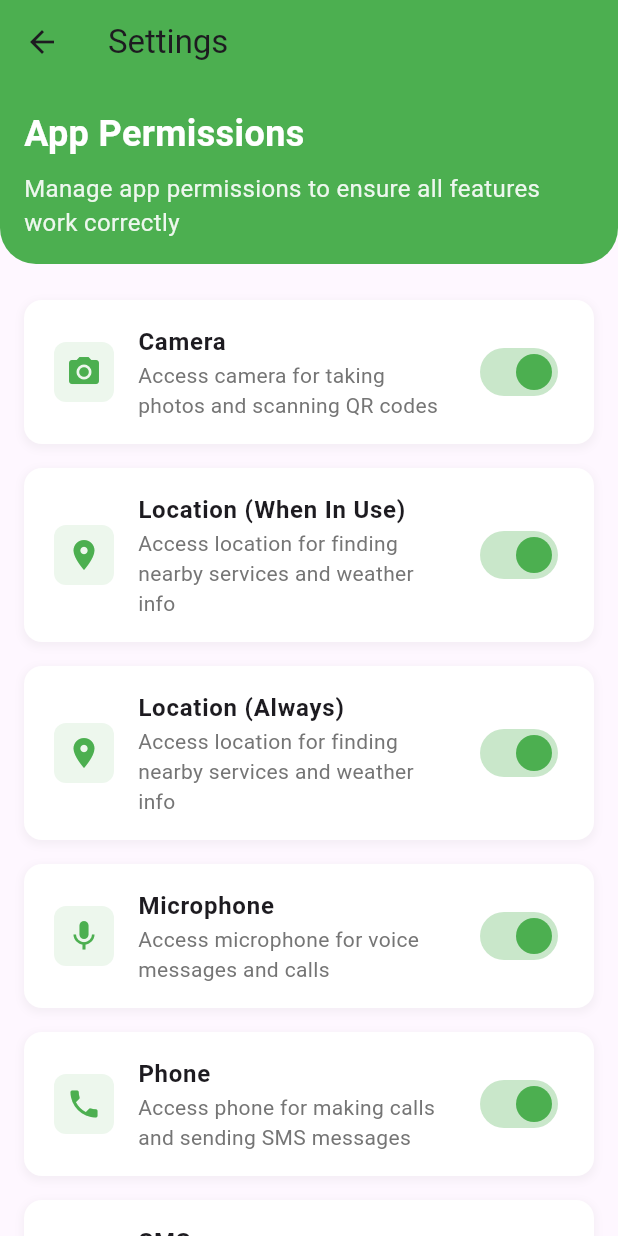
After one commit to ceesiyman/kilimolink, a Flutter app: the SettingsScreen screen opened directly, on a phone screen of 412 x 824 dp. The commit adds this screen. Run offline on Flutter 3.47's test engine with Material 3 defaults, Android fonts, the phone set to English and light mode, and no system bars; our stand-ins replace dio, flutter_dotenv, geolocator, image_picker, permission_handler, shared_preferences; accounts and stored records are empty; network calls fail.

Commit message:
feat(settings): create initial settings screen with permission management
- Create new SettingsScreen widget
- Implement basic UI structure with green theme
- Add permission status tracking
- Create helper methods for permission management
- Add loading state and refresh capability

```diff
--- a/lib/screens/profile_screen.dart
+++ b/lib/screens/profile_screen.dart
@@ -15,6 +15,7 @@ import 'my_role_screen.dart';
 import 'login_screen.dart'; // Import LoginScreen
 import 'orders_screen.dart'; // Add import for OrdersScreen
 import 'my_consultations_screen.dart';
+import 'settings_screen.dart';
 
 class ProfileScreen extends StatefulWidget {
   @override
@@ -81,7 +82,7 @@ class _ProfileScreenState extends State<ProfileScreen> {
     final isLoggedIn = await _authStorage.isLoggedIn();
     if (isLoggedIn && mounted) {
       setState(() {
-        userFuture = useRealApi ? apiService.fetchUserFromApi() : apiService.fetchUser();
+    userFuture = useRealApi ? apiService.fetchUserFromApi() : apiService.fetchUser();
       });
     }
   }
@@ -118,8 +119,8 @@ class _ProfileScreenState extends State<ProfileScreen> {
 
   void _logout() async {
     try {
-      final success = useRealApi ? await apiService.logoutFromApi() : await apiService.logout();
-      if (success) {
+    final success = useRealApi ? await apiService.logoutFromApi() : await apiService.logout();
+    if (success) {
         // Clear any local data and navigate to login screen
         await _authStorage.clearAuthData();
         Navigator.pushAndRemoveUntil(
@@ -340,6 +341,18 @@ class _ProfileScreenState extends State<ProfileScreen> {
                     },
                   ),
                   _buildProfileOption(
+                    icon: Icons.settings,
+                    label: 'Settings',
+                    onTap: () {
+                      Navigator.push(
+                        context,
+                        MaterialPageRoute(
+                          builder: (context) => SettingsScreen(),
+                        ),
+                      );
+                    },
+                  ),
+                  _buildProfileOption(
                     icon: Icons.logout,
                     label: 'Log Out',
                     onTap: _logout,
--- /dev/null
+++ b/lib/screens/settings_screen.dart
@@ -0,0 +1,275 @@
+import 'package:flutter/material.dart';
+import 'package:permission_handler/permission_handler.dart';
+
+class SettingsScreen extends StatefulWidget {
+  @override
+  _SettingsScreenState createState() => _SettingsScreenState();
+}
+
+class _SettingsScreenState extends State<SettingsScreen> {
+  Map<Permission, PermissionStatus> _permissionStatuses = {};
+  bool _isLoading = true;
+
+  @override
+  void initState() {
+    super.initState();
+    _loadPermissions();
+  }
+
+  Future<void> _loadPermissions() async {
+    final permissions = [
+      Permission.camera,
+      Permission.locationWhenInUse,
+      Permission.locationAlways,
+      Permission.microphone,
+      Permission.phone,
+      Permission.sms,
+      Permission.notification,
+    ];
+
+    final statuses = await Future.wait(
+      permissions.map((permission) => permission.status),
+    );
+
+    if (mounted) {
+      setState(() {
+        _permissionStatuses = Map.fromIterables(permissions, statuses);
+        _isLoading = false;
+      });
+    }
+  }
+
+  Future<void> _handlePermissionChange(Permission permission, bool value) async {
+    try {
+      PermissionStatus status;
+
+      if (value) {
+        if (permission == Permission.locationAlways) {
+          // For background location, we need to request when-in-use first
+          final whenInUse = await Permission.locationWhenInUse.request();
+          if (whenInUse.isGranted) {
+            status = await permission.request();
+          } else {
+            status = whenInUse;
+          }
+        } else {
+          status = await permission.request();
+        }
+      } else {
+        // For turning off, direct users to settings
+        await openAppSettings();
+        return;
+      }
+
+      if (mounted) {
+        setState(() {
+          _permissionStatuses[permission] = status;
+        });
+
+        String message;
+        if (status.isGranted) {
+          message = '${_getPermissionTitle(permission)} enabled';
+        } else if (status.isPermanentlyDenied) {
+          message = 'Please enable ${_getPermissionTitle(permission)} in settings';
+          await openAppSettings();
+        } else {
+          message = '${_getPermissionTitle(permission)} disabled';
+        }
+
+        ScaffoldMessenger.of(context).showSnackBar(
+          SnackBar(
+            content: Text(message),
+            backgroundColor: status.isGranted ? Colors.green : Colors.orange,
+            action: status.isPermanentlyDenied ? SnackBarAction(
+              label: 'SETTINGS',
+              textColor: Colors.white,
+              onPressed: () => openAppSettings(),
+            ) : null,
+          ),
+        );
+      }
+    } catch (e) {
+      if (mounted) {
+        ScaffoldMessenger.of(context).showSnackBar(
+          SnackBar(
+            content: Text('Error managing permission: $e'),
+            backgroundColor: Colors.red,
+          ),
+        );
+      }
+    }
+  }
+
+  String _getPermissionTitle(Permission permission) {
+    switch (permission) {
+      case Permission.camera:
+        return 'Camera';
+      case Permission.locationWhenInUse:
+        return 'Location (When In Use)';
+      case Permission.locationAlways:
+        return 'Location (Always)';
+      case Permission.microphone:
+        return 'Microphone';
+      case Permission.phone:
+        return 'Phone';
+      case Permission.sms:
+        return 'SMS';
+      case Permission.notification:
+        return 'Notifications';
+      default:
+        return permission.toString();
+    }
+  }
+
+  String _getPermissionDescription(Permission permission) {
+    switch (permission) {
+      case Permission.camera:
+        return 'Access camera for taking photos and scanning QR codes';
+      case Permission.locationWhenInUse:
+        return 'Access location for finding nearby services and weather info';
+      case Permission.locationAlways:
+        return 'Access location for finding nearby services and weather info';
+      case Permission.microphone:
+        return 'Access microphone for voice messages and calls';
+      case Permission.phone:
+        return 'Access phone for making calls and sending SMS messages';
+      case Permission.sms:
+        return 'Access SMS for sending and receiving messages';
+      case Permission.notification:
+        return 'Send notifications for updates and messages';
+      default:
+        return 'Access required for app functionality';
+    }
+  }
+
+  Icon _getPermissionIcon(Permission permission) {
+    switch (permission) {
+      case Permission.camera:
+        return Icon(Icons.camera_alt, color: Colors.green);
+      case Permission.locationWhenInUse:
+        return Icon(Icons.location_on, color: Colors.green);
+      case Permission.locationAlways:
+        return Icon(Icons.location_on, color: Colors.green);
+      case Permission.microphone:
+        return Icon(Icons.mic, color: Colors.green);
+      case Permission.phone:
+        return Icon(Icons.phone, color: Colors.green);
+      case Permission.sms:
+        return Icon(Icons.sms, color: Colors.green);
+      case Permission.notification:
+        return Icon(Icons.notifications, color: Colors.green);
+      default:
+        return Icon(Icons.settings, color: Colors.green);
+    }
+  }
+
+  Widget _buildPermissionTile(Permission permission) {
+    final status = _permissionStatuses[permission];
+    final isGranted = status?.isGranted ?? false;
+
+    return Container(
+      margin: EdgeInsets.symmetric(vertical: 8, horizontal: 16),
+      decoration: BoxDecoration(
+        color: Colors.white,
+        borderRadius: BorderRadius.circular(12),
+        boxShadow: [
+          BoxShadow(
+            color: Colors.grey.withOpacity(0.1),
+            spreadRadius: 1,
+            blurRadius: 4,
+            offset: Offset(0, 2),
+          ),
+        ],
+      ),
+      child: ListTile(
+        contentPadding: EdgeInsets.symmetric(horizontal: 20, vertical: 8),
+        leading: Container(
+          padding: EdgeInsets.all(8),
+          decoration: BoxDecoration(
+            color: Colors.green.withOpacity(0.1),
+            borderRadius: BorderRadius.circular(8),
+          ),
+          child: _getPermissionIcon(permission),
+        ),
+        title: Text(
+          _getPermissionTitle(permission),
+          style: TextStyle(
+            fontWeight: FontWeight.bold,
+            fontSize: 16,
+          ),
+        ),
+        subtitle: Text(
+          _getPermissionDescription(permission),
+          style: TextStyle(
+            color: Colors.grey[600],
+            fontSize: 14,
+          ),
+        ),
+        trailing: Switch(
+          value: isGranted,
+          onChanged: (value) => _handlePermissionChange(permission, value),
+          activeColor: Colors.green,
+          activeTrackColor: Colors.green.withOpacity(0.3),
+        ),
+      ),
+    );
+  }
+
+  @override
+  Widget build(BuildContext context) {
+    return Scaffold(
+      appBar: AppBar(
+        title: Text('Settings'),
+        backgroundColor: Colors.green,
+        elevation: 0,
+      ),
+      body: _isLoading
+          ? Center(child: CircularProgressIndicator())
+          : RefreshIndicator(
+              onRefresh: _loadPermissions,
+              child: SingleChildScrollView(
+                physics: AlwaysScrollableScrollPhysics(),
+                child: Column(
+                  crossAxisAlignment: CrossAxisAlignment.start,
+                  children: [
+                    Container(
+                      padding: EdgeInsets.all(16),
+                      decoration: BoxDecoration(
+                        color: Colors.green,
+                        borderRadius: BorderRadius.only(
+                          bottomLeft: Radius.circular(24),
+                          bottomRight: Radius.circular(24),
+                        ),
+                      ),
+                      child: Column(
+                        crossAxisAlignment: CrossAxisAlignment.start,
+                        children: [
+                          Text(
+                            'App Permissions',
+                            style: TextStyle(
+                              color: Colors.white,
+                              fontSize: 24,
+                              fontWeight: FontWeight.bold,
+                            ),
+                          ),
+                          SizedBox(height: 8),
+                          Text(
+                            'Manage app permissions to ensure all features work correctly',
+                            style: TextStyle(
+                              color: Colors.white.withOpacity(0.9),
+                              fontSize: 16,
+                            ),
+                          ),
+                        ],
+                      ),
+                    ),
+                    SizedBox(height: 16),
+                    ..._permissionStatuses.keys.map(_buildPermissionTile).toList(),
+                    SizedBox(height: 16),
+                  ],
+                ),
+              ),
+            ),
+    );
+  }
+}
--- a/pubspec.yaml
+++ b/pubspec.yaml
@@ -17,7 +17,7 @@ dependencies:
   geolocator: ^10.1.0
   shared_preferences: ^2.2.2
   url_launcher: ^6.3.1
-  permission_handler: ^11.3.1
+  permission_handler: ^11.3.0
   dio: ^5.8.0+1
 
 
```
